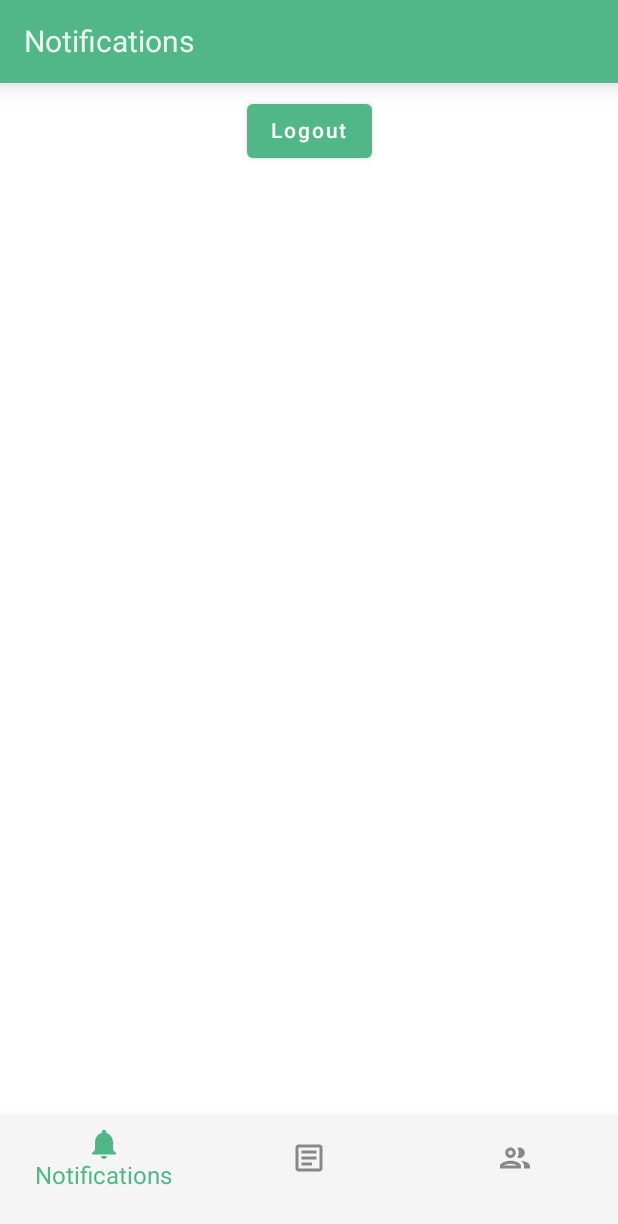
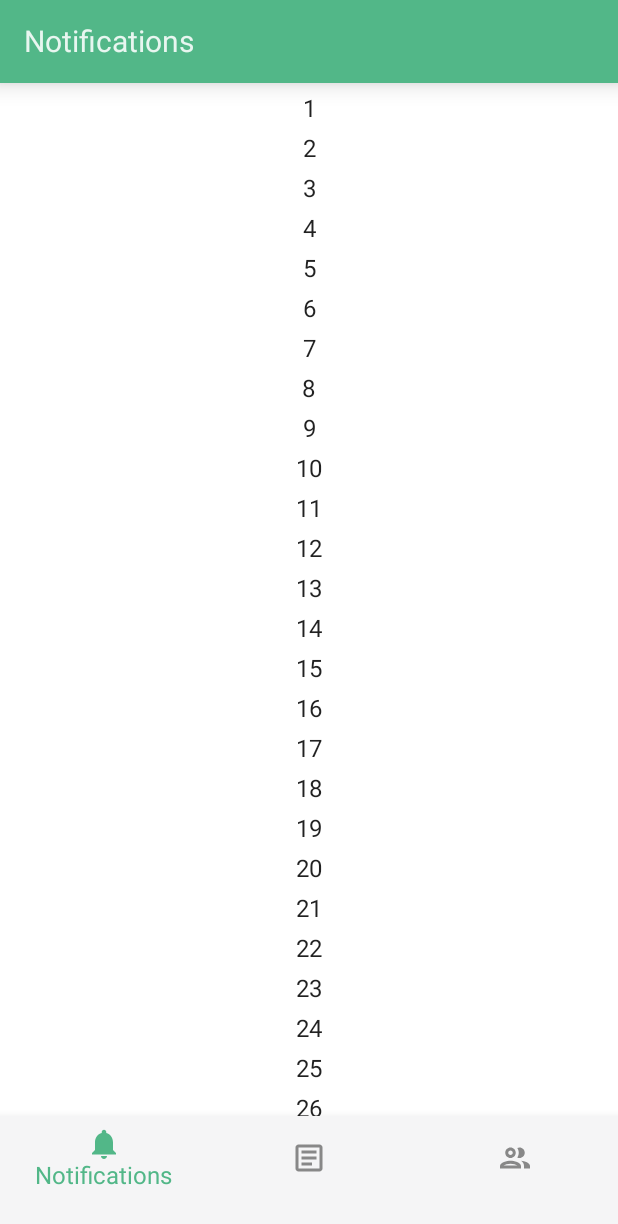
Before and after one commit to Vlad-Dima21/Sales, an Android app built with Jetpack Compose: the SalesmanNotificationsPage screen opened through its navigation route, on a phone screen of 412 x 824 dp. Shown: the top 1224 px of the screen. Run offline under Robolectric (Android 15) with nearby library versions, the phone set to English and light mode, and no system bars; our stand-ins replace Firebase (no records; nobody signed in at launch, a user with empty details on screens opened directly), accompanist, livedata-compose.

Commit message:
Added keyboard hide, separated app bars, fixed dashboard padding and changed status bars colors

```diff
--- a/app/build.gradle
+++ b/app/build.gradle
@@ -69,4 +69,6 @@ dependencies {
 
     def navigation_animation_version = "0.23.1"
     implementation "com.google.accompanist:accompanist-navigation-animation:$navigation_animation_version"
+
+    implementation 'androidx.compose.runtime:runtime-livedata:1.3.3'
 }
--- /dev/null
+++ b/app/src/main/java/vlad/dima/sales/ui/Dashboard/SalesmanDashboard/Notifications/SalesmanNotificationsAppBar.kt
@@ -0,0 +1,35 @@
+package vlad.dima.sales.ui.Dashboard.SalesmanDashboard.Notifications
+
+import androidx.compose.animation.core.animateFloatAsState
+import androidx.compose.foundation.layout.fillMaxWidth
+import androidx.compose.foundation.layout.padding
+import androidx.compose.material.MaterialTheme
+import androidx.compose.material.Surface
+import androidx.compose.material.Text
+import androidx.compose.runtime.Composable
+import androidx.compose.runtime.State
+import androidx.compose.runtime.getValue
+import androidx.compose.ui.Modifier
+import androidx.compose.ui.graphics.graphicsLayer
+import androidx.compose.ui.platform.LocalContext
+import androidx.compose.ui.unit.dp
+import androidx.compose.ui.unit.sp
+import vlad.dima.sales.R
+
+@Composable
+fun SalesmanNotificationsAppBar() {
+    val localContext = LocalContext.current
+    Surface(
+        modifier = Modifier
+            .fillMaxWidth(),
+        elevation = 10.dp,
+        color = MaterialTheme.colors.primary
+    ) {
+        Text(
+            text = localContext.getString(R.string.DashboardNotifications),
+            fontSize = 20.sp,
+            modifier = Modifier
+                .padding(16.dp)
+        )
+    }
+}
--- a/app/src/main/java/vlad/dima/sales/ui/Dashboard/SalesmanDashboard/Notifications/SalesmanNotificationsPage.kt
+++ b/app/src/main/java/vlad/dima/sales/ui/Dashboard/SalesmanDashboard/Notifications/SalesmanNotificationsPage.kt
@@ -2,11 +2,16 @@ package vlad.dima.sales.ui.Dashboard.SalesmanDashboard
 
 import androidx.compose.foundation.background
 import androidx.compose.foundation.layout.*
+import androidx.compose.foundation.lazy.LazyColumn
+import androidx.compose.foundation.lazy.items
+import androidx.compose.foundation.lazy.rememberLazyListState
 import androidx.compose.material.Button
 import androidx.compose.material.MaterialTheme
 import androidx.compose.material.Surface
 import androidx.compose.material.Text
 import androidx.compose.runtime.Composable
+import androidx.compose.runtime.getValue
+import androidx.compose.runtime.livedata.observeAsState
 import androidx.compose.ui.Alignment
 import androidx.compose.ui.Modifier
 import androidx.compose.ui.platform.LocalContext
@@ -14,37 +19,32 @@ import androidx.compose.ui.unit.dp
 import androidx.compose.ui.unit.sp
 import vlad.dima.sales.ui.Dashboard.SalesmanDashboard.Notifications.SalesmanNotificationsViewModel
 import vlad.dima.sales.R
+import vlad.dima.sales.ui.Dashboard.SalesmanDashboard.Notifications.SalesmanNotificationsAppBar
 
 @Composable
 fun SalesmanNotificationsPage(viewModel: SalesmanNotificationsViewModel) {
     val context = LocalContext.current
-    Column(
+    LazyColumn(
         modifier = Modifier
             .background(MaterialTheme.colors.background)
             .fillMaxSize(),
         horizontalAlignment = Alignment.CenterHorizontally,
         verticalArrangement = Arrangement.spacedBy(8.dp)
     ) {
-        Surface(
-            modifier = Modifier
-                .fillMaxWidth(),
-            elevation = 10.dp,
-            color = MaterialTheme.colors.primary
+        item { SalesmanNotificationsAppBar() }
+        items(
+            items = viewModel.sampleData
         ) {
-            Text(
-                text = context.getString(R.string.DashboardNotifications),
-                fontSize = 20.sp,
-                modifier = Modifier
-                    .padding(16.dp)
-            )
+            Text(text = it.toString())
         }
-
-        Button(
-            onClick = {
-                viewModel.Logout()
+        item {
+            Button(
+                onClick = {
+                    viewModel.Logout()
+                }
+            ) {
+                Text(text = "Logout")
             }
-        ) {
-            Text(text = "Logout")
         }
     }
 }
--- a/app/src/main/java/vlad/dima/sales/ui/Dashboard/SalesmanDashboard/Notifications/SalesmanNotificationsViewModel.kt
+++ b/app/src/main/java/vlad/dima/sales/ui/Dashboard/SalesmanDashboard/Notifications/SalesmanNotificationsViewModel.kt
@@ -1,5 +1,6 @@
 package vlad.dima.sales.ui.Dashboard.SalesmanDashboard.Notifications
 
+import androidx.lifecycle.LiveData
 import androidx.lifecycle.MutableLiveData
 import androidx.lifecycle.ViewModel
 import com.google.firebase.auth.FirebaseAuth
@@ -7,6 +8,7 @@ import com.google.firebase.auth.FirebaseAuth
 class SalesmanNotificationsViewModel: ViewModel() {
 
     val isUserLoggedIn = MutableLiveData<Boolean>(true)
+    val sampleData = (1..100).map { it }
 
     fun Logout() {
         FirebaseAuth.getInstance().signOut()
--- a/app/src/main/java/vlad/dima/sales/ui/Dashboard/SalesmanDashboard/SalesmanDashboardActivity.kt
+++ b/app/src/main/java/vlad/dima/sales/ui/Dashboard/SalesmanDashboard/SalesmanDashboardActivity.kt
@@ -54,8 +54,10 @@ class SalesmanDashboardActivity : ComponentActivity() {
                     bottomBar = {
                         DashboardBottomNavigation(navController = navController)
                     }
-                ) {
-                    DashboardNavigation(navController = navController)
+                ) { innerPadding ->
+                    Box(modifier = Modifier.padding(innerPadding)) {
+                        DashboardNavigation(navController = navController)
+                    }
                 }
             }
         }
--- a/app/src/main/java/vlad/dima/sales/ui/EnterAccount/EnterAccountActivity.kt
+++ b/app/src/main/java/vlad/dima/sales/ui/EnterAccount/EnterAccountActivity.kt
@@ -185,12 +185,13 @@ fun EnterAccountNavigation(
 // gradient colors used for card header text
 val gradientColors = listOf(GreenPrimaryLight, GreenPrimary, GreenPrimaryDark, TealSecondaryDark, TealSecondary, TealSecondaryLight)
 
-@OptIn(ExperimentalTextApi::class)
+@OptIn(ExperimentalTextApi::class, ExperimentalComposeUiApi::class)
 @Composable
 fun LoginComposable(navController: NavController, viewModel: EnterAccountViewModel) {
     var passwordVisibleState by rememberSaveable {
         mutableStateOf(false)
     }
+    val keyboardController = LocalSoftwareKeyboardController.current
     Column(
         modifier = Modifier.padding(15.dp),
     ) {
@@ -236,6 +237,7 @@ fun LoginComposable(navController: NavController, viewModel: EnterAccountViewMod
                 },
                 keyboardOptions = KeyboardOptions(keyboardType = KeyboardType.Password, imeAction = ImeAction.Done),
                 keyboardActions = KeyboardActions(onDone = {
+                    keyboardController?.hide()
                     viewModel.loginUser()
                 }),
                 visualTransformation = if (passwordVisibleState) VisualTransformation.None else PasswordVisualTransformation(),
--- a/app/src/main/java/vlad/dima/sales/ui/theme/Theme.kt
+++ b/app/src/main/java/vlad/dima/sales/ui/theme/Theme.kt
@@ -48,9 +48,14 @@ fun SalesTheme(
     }
 
     val systemUiController = rememberSystemUiController()
-    systemUiController.setSystemBarsColor(
-        color = if (darkTheme) GreenPrimaryDark else GreenPrimary
-    )
+    systemUiController.let {
+        it.setStatusBarColor(
+            color = if (darkTheme) GreenPrimaryDark else GreenPrimary
+        )
+        it.setNavigationBarColor(
+            color =  if (darkTheme) DarkSurface else LightSurface
+        )
+    }
 
     MaterialTheme(
         colors = colors,
```
Also changed, not shown: app/src/main/java/vlad/dima/sales/ui/Dashboard/SalesmanDashboard/Clients/SalesmanClientsAppBar.kt (added, +32 -0 lines), app/src/main/java/vlad/dima/sales/ui/Dashboard/SalesmanDashboard/Clients/SalesmanClientsPage.kt (+1 -14 lines), app/src/main/java/vlad/dima/sales/ui/Dashboard/SalesmanDashboard/PastSales/SalesmanPastSalesAppBar.kt (added, +32 -0 lines), app/src/main/java/vlad/dima/sales/ui/Dashboard/SalesmanDashboard/PastSales/SalesmanPastSalesPage.kt (+1 -14 lines).
